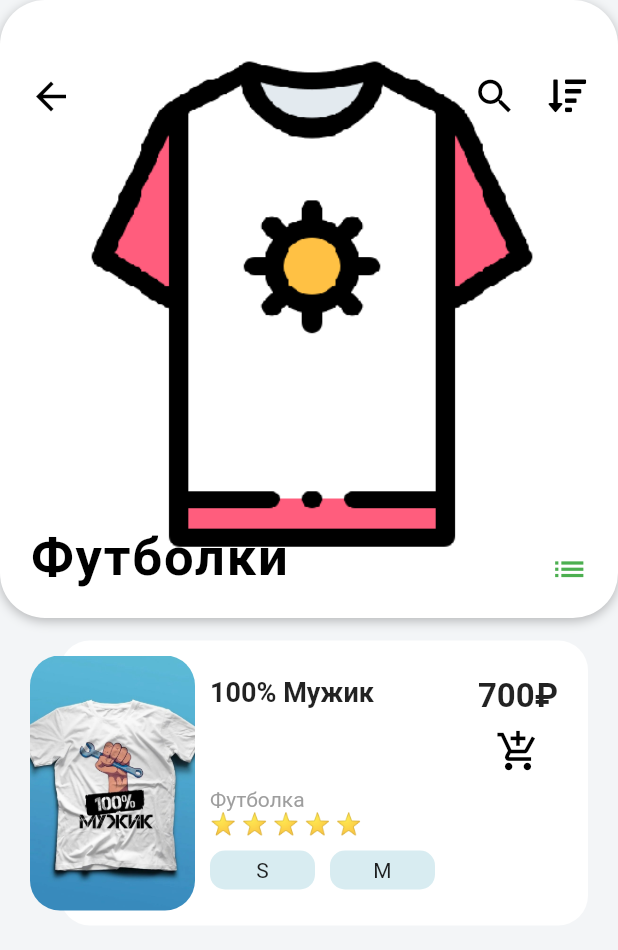
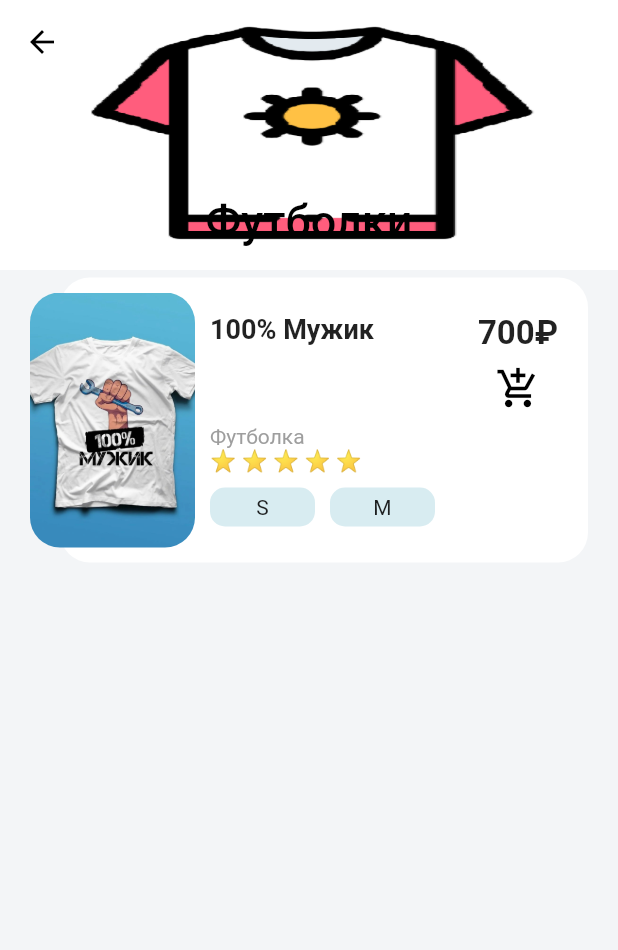
Before and after one commit to pmsmind/fotomag, a Flutter app: the screen it shows after launch, after a tap on an icon or button, on a phone screen of 412 x 824 dp. Shown: the top 950 px of the screen. Run offline on Flutter 3.47's test engine with Material 2 defaults, Android fonts, the phone set to English and light mode, and no system bars; our stand-ins replace font_awesome_flutter; network calls fail.

Commit message:
Добавлен SliverList Widget

```diff
--- a/lib/main.dart
+++ b/lib/main.dart
@@ -1,5 +1,5 @@
 import 'package:flutter/material.dart';
-import 'package:flutter_fotomag/screens/home_screen.dart';
+import 'package:fotomag/screens/home_screen.dart';
 
 void main() => runApp(MyApp());
 
--- a/lib/models/destination_model.dart
+++ b/lib/models/destination_model.dart
@@ -1,4 +1,4 @@
-import 'package:flutter_fotomag/models/goodslist_model.dart';
+import 'package:fotomag/models/goodslist_model.dart';
 
 class CategoryGoods {
   String guid;
@@ -149,7 +149,7 @@ List<CategoryGoods> destinations = [
   ),//zapolni spiski
   CategoryGoods(
     guid: 'b9pS9Ivc7I5VjE6njYpq',
-    imageUrl: 'assets/images/kruz.jpg',
+    imageUrl: 'assets/images/cuplogo.png',
     typeGoods: 'Кружки',
     description: 'Готовые кружки\n',
     goods: goodList4,
--- a/lib/models/shoppingcart_model.dart
+++ b/lib/models/shoppingcart_model.dart
@@ -1,4 +1,5 @@
-import 'package:flutter_fotomag/models/goodslist_model.dart';
+import 'package:fotomag/models/goodslist_model.dart';
+
 class Cart{
   List<GoodsList> purchased;
 
--- a/lib/screens/destination_screen.dart
+++ b/lib/screens/destination_screen.dart
@@ -1,8 +1,10 @@
+import 'package:flutter/cupertino.dart';
 import 'package:flutter/material.dart';
-import 'package:flutter_fotomag/models/goodslist_model.dart';
-import 'package:flutter_fotomag/models/destination_model.dart';
+import 'package:fotomag/models/goodslist_model.dart';
+import 'package:fotomag/models/destination_model.dart';
 import 'package:font_awesome_flutter/font_awesome_flutter.dart';
-import 'package:flutter_fotomag/models/shoppingcart_model.dart';
+import 'package:fotomag/models/shoppingcart_model.dart';
+import 'package:flutter/animation.dart';
 
 class DestinationScreen extends StatefulWidget {
   final CategoryGoods destination;
@@ -12,9 +14,35 @@ class DestinationScreen extends StatefulWidget {
   @override
   _DestinationScreenState createState() => _DestinationScreenState();
 }
+
+class _DestinationScreenState extends State<DestinationScreen>
+    with SingleTickerProviderStateMixin {
+  bool isPlaying = false;
+
+  Animation animation;
+
+  AnimationController controller;
+
+  @override
+  void initState() {
+    super.initState();
+
+    controller = AnimationController(
+        vsync: this, duration: const Duration(milliseconds: 500));
+  }
+
+  Text _buildRatingStars(int rating) {
+    String stars = '';
+    for (int i = 0; i < rating; i++) {
+      stars += '⭐ ';
+    }
+    stars.trim();
+    return Text(stars);
+  }
+
   void add(GoodsList activity) {
     var found = false;
-  for(var a in purchase) {
+    for (var a in purchase) {
       if (activity.name == a.name) {
         print('${activity.name} Найден');
         a.count += 1;
@@ -28,129 +56,46 @@ void add(GoodsList activity) {
     }
   }
 
-class _DestinationScreenState extends State<DestinationScreen> {
-  Text _buildRatingStars(int rating) {
-    String stars = '';
-    for (int i = 0; i < rating; i++) {
-      stars += '⭐ ';
-    }
-    stars.trim();
-    return Text(stars);
+  @override
+  void dispose() {
+    controller.dispose();
+
+    super.dispose();
   }
 
   @override
   Widget build(BuildContext context) {
     return Scaffold(
-      body: Column(
-        children: <Widget>[
-          Stack(
-            children: <Widget>[
-              Container(
-                height: MediaQuery.of(context).size.width,
-                decoration: BoxDecoration(
-                  borderRadius: BorderRadius.circular(30.0),
-                  boxShadow: [
-                    BoxShadow(
-                      color: Colors.black26,
-                      offset: Offset(0.0, 2.0),
-                      blurRadius: 6.0,
-                    ),
-                  ],
-                ),
-                child: Hero(
-                  tag: widget.destination.imageUrl,
-                  child: ClipRRect(
-                    borderRadius: BorderRadius.circular(30.0),
-                    child: Image(
-                      image: AssetImage(widget.destination.imageUrl),
-                      fit: BoxFit.cover,
+      // appBar: AppBar(
+      //    title: Text('title'),
+      //   centerTitle: true,
+      // ),
+      body: CustomScrollView(
+        slivers: <Widget>[
+          SliverAppBar(
+            floating: false,
+            pinned: true,
+            snap: false,
+            backgroundColor: Colors.pinkAccent,
+            expandedHeight: 180.0,
+            flexibleSpace: FlexibleSpaceBar(
+                title: Text(widget.destination.typeGoods),
+                centerTitle: true,
+                background: Container(
+                  height: 100,
+                  child: Image.asset(widget.destination.imageUrl,
+                      fit: BoxFit.fill),
+                )),
+            leading: IconButton(
+              onPressed: () {
+                Navigator.pop(context);
+              },
+              icon: Icon(Icons.arrow_back),
             ),
           ),
-                ),
-              ),
-              Padding(
-                padding: EdgeInsets.symmetric(horizontal: 10.0, vertical: 40.0),
-                child: Row(
-                  mainAxisAlignment: MainAxisAlignment.spaceBetween,
-                  children: <Widget>[
-                    IconButton(
-                      icon: Icon(Icons.arrow_back),
-                      iconSize: 30.0,
-                      color: Colors.black,
-                      onPressed: () => Navigator.pop(context),
-                    ),
-                    Row(
-                      children: <Widget>[
-                        IconButton(
-                          icon: Icon(Icons.search),
-                          iconSize: 30.0,
-                          color: Colors.black,
-                          onPressed: () => Navigator.pop(context),
-                        ),
-                        IconButton(
-                          icon: Icon(FontAwesomeIcons.sortAmountDown),
-                          iconSize: 25.0,
-                          color: Colors.black,
-                          onPressed: () => Navigator.pop(context),
-                        ),
-                      ],
-                    ),
-                  ],
-                ),
-              ),
-              Positioned(
-                left: 20.0,
-                bottom: 20.0,
-                child: Column(
-                  crossAxisAlignment: CrossAxisAlignment.start,
-                  children: <Widget>[
-                    Text(
-                      widget.destination.typeGoods,
-                      style: TextStyle(
-                        color: Colors.black,
-                        fontSize: 35.0,
-                        fontWeight: FontWeight.w600,
-                        letterSpacing: 1.2,
-                      ),
-                    ),
-                    Row(
-                      children: <Widget>[
-                        /*Icon(
-                          FontAwesomeIcons.locationArrow,
-                          size: 15.0,
-                          color: Colors.green,
-                        ),
-                        SizedBox(width: 5.0),
-                        Text(
-                          widget.destination.goods,
-                          style: TextStyle(
-                            color: Colors.white70,
-                            fontSize: 20.0,
-                          ),
-                        ),*/
-                      ],
-                    ),
-                  ],
-                ),
-              ),
-              Positioned(
-                right: 20.0,
-                bottom: 20.0,
-                child: Icon(
-                  Icons.list,
-                  color: Colors.green,
-                  size: 25.0,
-                ),
-              ),
-            ],
-          ),
-          Expanded(
-            child: ListView.builder(
-              padding: EdgeInsets.only(top: 10.0, bottom: 15.0),
-              itemCount: widget.destination.goods.length,
-              itemBuilder: (BuildContext context, int index) {
-                GoodsList activity = widget.destination.goods[index];
-                return Stack(
+          SliverList(
+            delegate: SliverChildBuilderDelegate(
+              (context, index) => Stack(
                 children: <Widget>[
                   Container(
                     margin: EdgeInsets.fromLTRB(40.0, 5.0, 20.0, 5.0),
@@ -173,7 +118,7 @@ class _DestinationScreenState extends State<DestinationScreen> {
                               Container(
                                 width: 120.0,
                                 child: Text(
-                                    activity.name,
+                                  widget.destination.goods[index].name,
                                   style: TextStyle(
                                     fontSize: 18.0,
                                     fontWeight: FontWeight.w600,
@@ -185,37 +130,33 @@ class _DestinationScreenState extends State<DestinationScreen> {
                               Column(
                                 children: <Widget>[
                                   Text(
-                                      '${activity.price}\₽',
+                                    '${widget.destination.goods[index].price}\₽',
                                     style: TextStyle(
                                       fontSize: 22.0,
                                       fontWeight: FontWeight.w600,
                                     ),
                                   ),
                                   IconButton(
-
                                       icon: Icon(Icons.add_shopping_cart),
                                       iconSize: 30.0,
                                       color: Colors.black,
-                                      onPressed: () => add(activity),
-                                    ),
-
-                                    /*Text(
-                                      'per pax',
-                                      style: TextStyle(
-                                        color: Colors.grey,
-                                      ),
-                                    ),*/
+                                      onPressed: () {
+                                        setState(() {
+                                          add(widget.destination.goods[index]);
+                                        });
+                                      }),
                                 ],
                               ),
                             ],
                           ),
                           Text(
-                              activity.type,
+                            widget.destination.goods[index].type,
                             style: TextStyle(
                               color: Colors.grey,
                             ),
                           ),
-                            _buildRatingStars(activity.rating),
+                          _buildRatingStars(
+                              widget.destination.goods[index].rating),
                           SizedBox(height: 10.0),
                           Row(
                             children: <Widget>[
@@ -228,7 +169,7 @@ class _DestinationScreenState extends State<DestinationScreen> {
                                 ),
                                 alignment: Alignment.center,
                                 child: Text(
-                                    activity.size[0],
+                                  widget.destination.goods[index].size[0],
                                 ),
                               ),
                               SizedBox(width: 10.0),
@@ -241,7 +182,7 @@ class _DestinationScreenState extends State<DestinationScreen> {
                                 ),
                                 alignment: Alignment.center,
                                 child: Text(
-                                    activity.size[1],
+                                  widget.destination.goods[index].size[1],
                                 ),
                               ),
                             ],
@@ -259,15 +200,15 @@ class _DestinationScreenState extends State<DestinationScreen> {
                       child: Image(
                         width: 110.0,
                         image: AssetImage(
-                            activity.imageUrl,
+                          widget.destination.goods[index].imageUrl,
                         ),
                         fit: BoxFit.cover,
                       ),
                     ),
                   ),
                 ],
-                );
-              },
+              ),
+              childCount: widget.destination.goods.length,
             ),
           ),
         ],
--- a/lib/screens/home_screen.dart
+++ b/lib/screens/home_screen.dart
@@ -1,7 +1,7 @@
 import 'package:flutter/material.dart';
-import 'package:flutter_fotomag/screens/shoppingcart_screen.dart';
-import 'package:flutter_fotomag/widgets/destination_carousel.dart';
-import 'package:flutter_fotomag/widgets/sale_carousel.dart';
+import 'package:fotomag/screens/shoppingcart_screen.dart';
+import 'package:fotomag/widgets/destination_carousel.dart';
+import 'package:fotomag/widgets/sale_carousel.dart';
 import 'package:font_awesome_flutter/font_awesome_flutter.dart';
 
 class HomeScreen extends StatefulWidget {
--- a/lib/screens/shoppingcart_screen.dart
+++ b/lib/screens/shoppingcart_screen.dart
@@ -1,6 +1,6 @@
 import 'package:flutter/material.dart';
-import 'package:flutter_fotomag/models/goodslist_model.dart';
-import 'package:flutter_fotomag/models/shoppingcart_model.dart';
+import 'package:fotomag/models/goodslist_model.dart';
+import 'package:fotomag/models/shoppingcart_model.dart';
 
 class ShoppingCartScreen extends StatefulWidget {
   @override
--- a/lib/widgets/destination_carousel.dart
+++ b/lib/widgets/destination_carousel.dart
@@ -1,7 +1,7 @@
 import 'package:flutter/cupertino.dart';
 import 'package:flutter/material.dart';
-import 'package:flutter_fotomag/models/destination_model.dart';
-import 'package:flutter_fotomag/screens/destination_screen.dart';
+import 'package:fotomag/models/destination_model.dart';
+import 'package:fotomag/screens/destination_screen.dart';
 import 'package:font_awesome_flutter/font_awesome_flutter.dart';
 
 class DestinationCarousel extends StatelessWidget {
--- a/lib/widgets/sale_carousel.dart
+++ b/lib/widgets/sale_carousel.dart
@@ -1,5 +1,5 @@
 import 'package:flutter/material.dart';
-import 'package:flutter_fotomag/models/sale_model.dart';
+import 'package:fotomag/models/sale_model.dart';
 
 class HotelCarousel extends StatelessWidget {
   @override
--- a/pubspec.yaml
+++ b/pubspec.yaml
@@ -1,4 +1,4 @@
-name: flutter_fotomag
+name: fotomag
 description: A new Flutter project.
 
 # The following defines the version and build number for your application.
```
Also changed, not shown: assets/images/cuplogo.png (added), 13 other files. Lines whose indentation alone changed are shown as unchanged.
